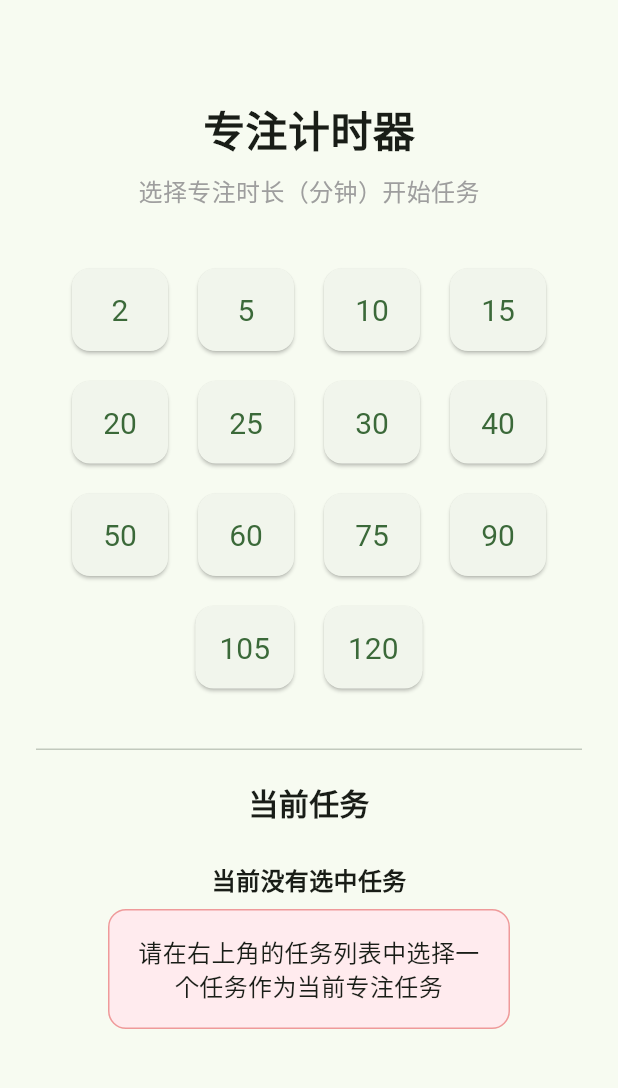
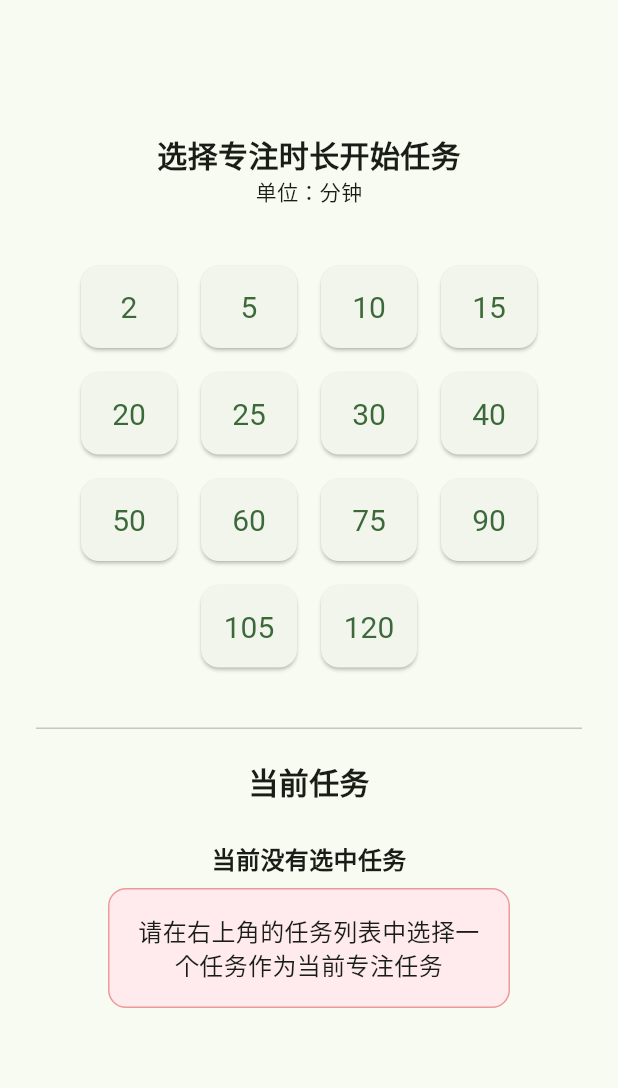
Before and after one commit to cup113/unison, a Flutter app: the screen it shows after launch, on a phone screen of 412 x 824 dp, the part 84-1172 px from its top. Run offline on Flutter 3.47's test engine with Material 3 defaults, Android fonts, the phone set to English and light mode, and no system bars; our stand-ins replace shared_preferences.

Commit message:
refactor(setup_view): 优化设置视图布局和样式
- 调整文本内容和样式，使界面更加简洁明了
- 优化按钮布局，减小间距和内边距
- 添加单位说明文本，提高用户体验

```diff
--- a/lib/setup_view.dart
+++ b/lib/setup_view.dart
@@ -17,27 +17,24 @@ class SetupView extends StatelessWidget {
       child: Column(
         mainAxisAlignment: MainAxisAlignment.center,
         children: [
+          const SizedBox(height: 8),
           const Text(
-            '专注计时器',
-            style: TextStyle(fontSize: 28, fontWeight: FontWeight.bold),
+            '选择专注时长开始任务',
+            style: TextStyle(fontSize: 20, fontWeight: FontWeight.bold),
           ),
-          const SizedBox(height: 10),
-          const Text(
-            '选择专注时长（分钟）开始任务',
-            style: TextStyle(fontSize: 16, color: Colors.grey),
-          ),
+          const Text("单位：分钟"),
           const SizedBox(height: 40),
           Wrap(
             alignment: WrapAlignment.center,
-            spacing: 20,
-            runSpacing: 20,
+            spacing: 16,
+            runSpacing: 16,
             children: AppStateManager.presetDurations.map((minutes) {
               return ElevatedButton(
                 onPressed: () =>
                     appStateManager.timerManager.startTimer(minutes),
                 style: ElevatedButton.styleFrom(
                   padding: const EdgeInsets.symmetric(
-                    horizontal: 16,
+                    horizontal: 8,
                     vertical: 16,
                   ),
                   textStyle: const TextStyle(fontSize: 20),
```
